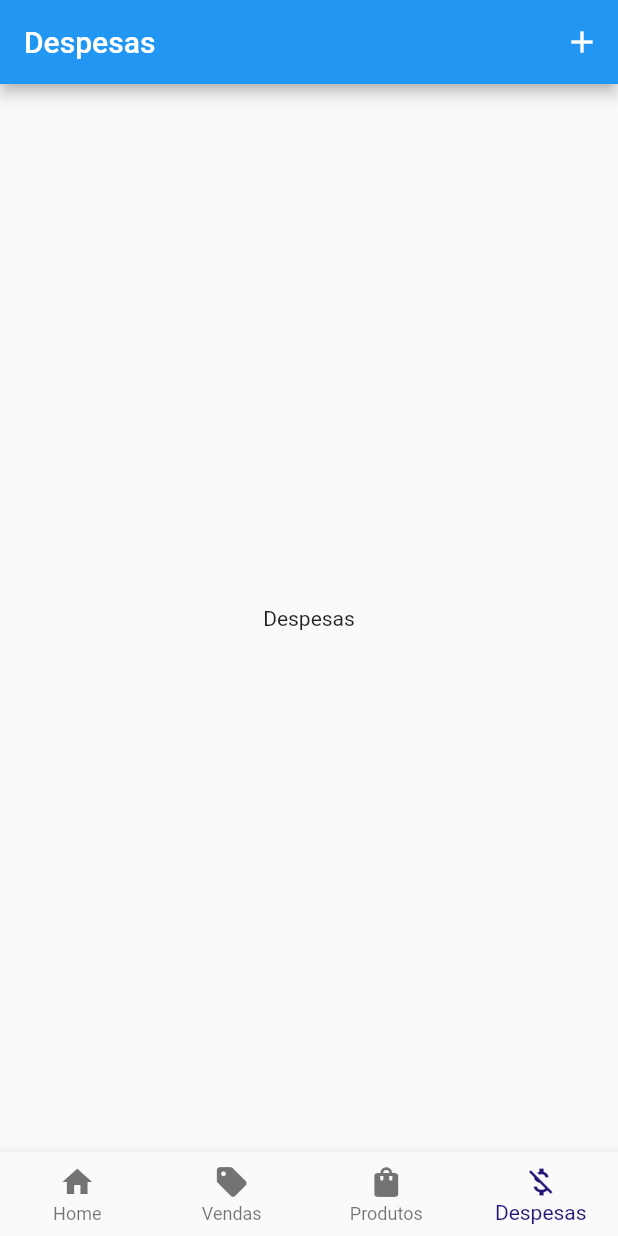
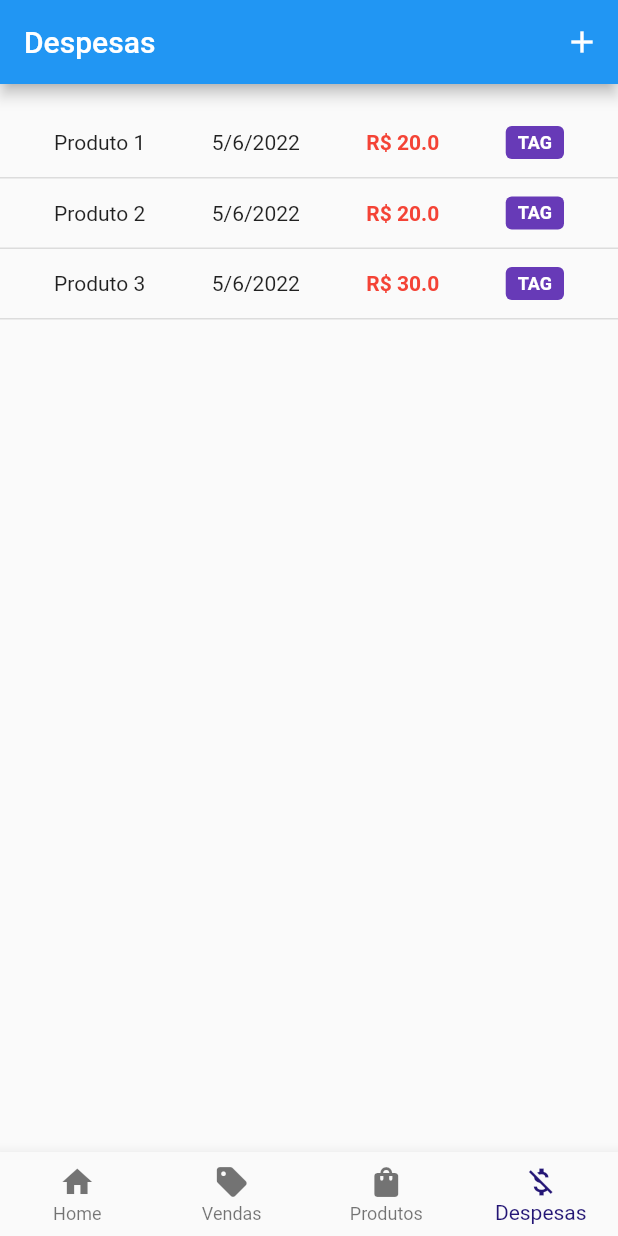
Before and after one commit to Kauanphbbb/my_little_business, a Flutter app: the screen it shows after launch, item 4 of the bottom bar chosen, on a phone screen of 412 x 824 dp. Run offline on Flutter 3.47's test engine with Material 2 defaults, Android fonts, the phone set to English and light mode, and no system bars.

Commit message:
feat: expenses page

```diff
--- /dev/null
+++ b/lib/app/pages/expenses_page/expense.dart
@@ -0,0 +1,53 @@
+import 'package:flutter/material.dart';
+
+class Expense extends StatelessWidget {
+  const Expense(
+      {Key? key, required this.name, required this.value, required this.date})
+      : super(key: key);
+
+  final String name;
+  final double value;
+  final DateTime date;
+
+  @override
+  Widget build(BuildContext context) {
+    return Container(
+      padding: const EdgeInsets.all(12),
+      decoration: const BoxDecoration(
+          border: Border(bottom: BorderSide(color: Colors.black12, width: 1))),
+      child: Padding(
+        padding: const EdgeInsets.only(right: 24, left: 24),
+        child: Row(
+          mainAxisAlignment: MainAxisAlignment.spaceBetween,
+          children: [
+            Text(name),
+            Text('${date.day}/${date.month}/${date.year}'),
+            Text(
+              'R\$ $value',
+              style: const TextStyle(
+                color: Colors.red,
+                fontWeight: FontWeight.bold,
+              ),
+            ),
+            Container(
+              padding:
+                  const EdgeInsets.only(right: 8, left: 8, top: 4, bottom: 4),
+              decoration: BoxDecoration(
+                borderRadius: BorderRadius.circular(4),
+                color: Colors.deepPurple,
+              ),
+              child: Text(
+                'Tag'.toUpperCase(),
+                style: const TextStyle(
+                  fontSize: 12,
+                  color: Colors.white,
+                  fontWeight: FontWeight.bold,
+                ),
+              ),
+            ),
+          ],
+        ),
+      ),
+    );
+  }
+}
--- a/lib/app/pages/expenses_page/expenses_page.dart
+++ b/lib/app/pages/expenses_page/expenses_page.dart
@@ -1,4 +1,5 @@
 import 'package:flutter/material.dart';
+import 'package:my_little_business/app/pages/expenses_page/expense.dart';
 
 class ExpensesPage extends StatelessWidget {
   const ExpensesPage({Key? key}) : super(key: key);
@@ -15,8 +16,27 @@ class ExpensesPage extends StatelessWidget {
           ),
         ],
       ),
-      body: const Center(
-        child: Text('Despesas'),
+      body: Center(
+        child: ListView(
+          padding: const EdgeInsets.only(top: 16),
+          children: [
+            Expense(
+              name: 'Produto 1',
+              value: 20.00,
+              date: DateTime.now(),
+            ),
+            Expense(
+              name: 'Produto 2',
+              value: 20.00,
+              date: DateTime.now(),
+            ),
+            Expense(
+              name: 'Produto 3',
+              value: 30.00,
+              date: DateTime.now(),
+            ),
+          ],
+        ),
       ),
     );
   }
```
